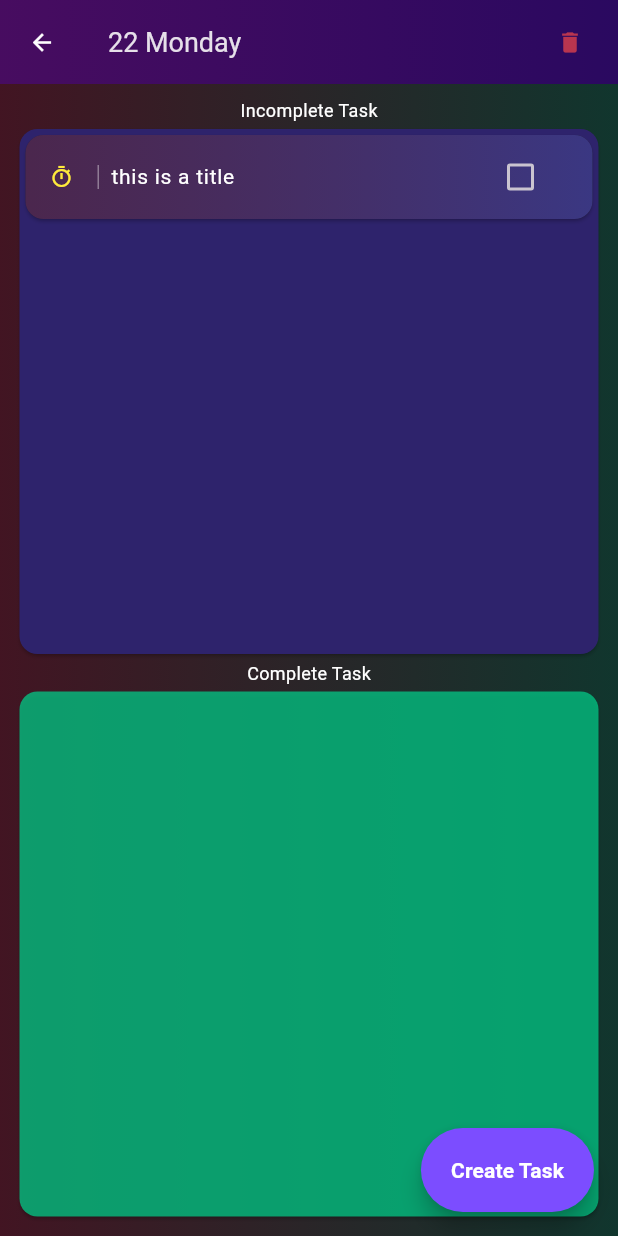
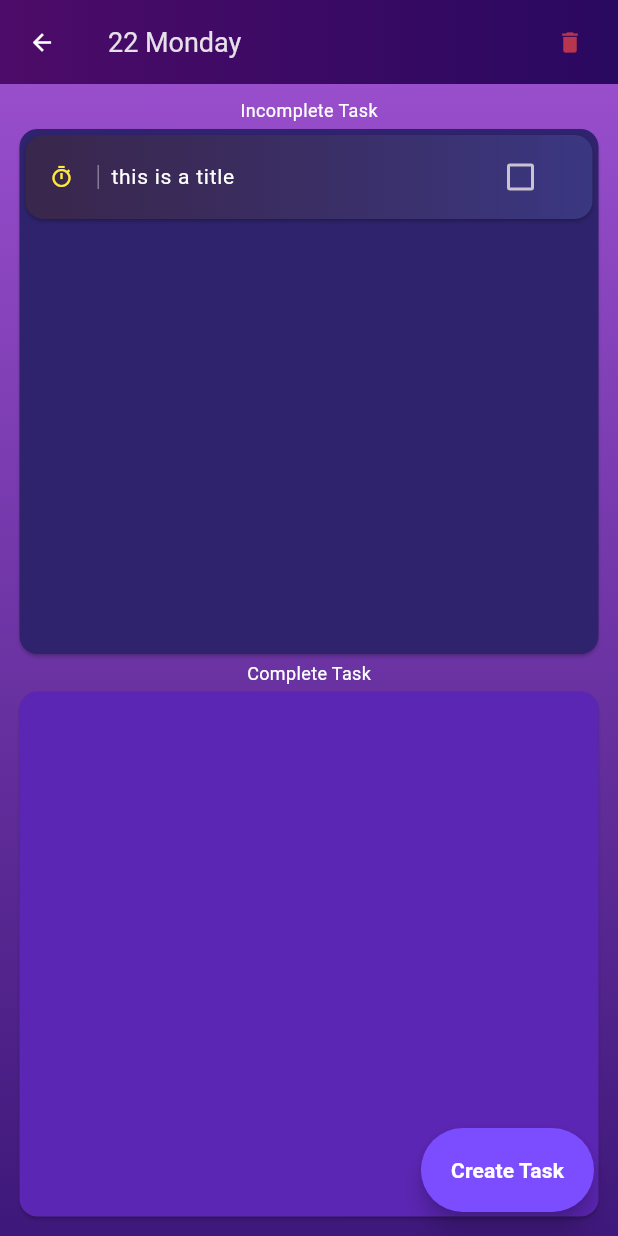
Before and after one commit to AnirudhDas01/todo_list_cal, a Flutter app: the TaskScreen screen opened directly with empty values, on a phone screen of 412 x 824 dp. Run offline on Flutter 3.47's test engine with Material 3 defaults, Android fonts, the phone set to English and light mode, and no system bars; our stand-ins replace animated_splash_screen, google_fonts, table_calendar.

Commit message:
design changes in completed and incomplete task tile and list, and added animation in this task screen

```diff
--- a/lib/screens/calender.dart
+++ b/lib/screens/calender.dart
@@ -36,7 +36,9 @@ class _CalenderScreenState extends State<CalenderScreen> {
       ),
       body: Column(
         children: [
-          const Text('Todo List App'),
+          const SizedBox(
+            height: 10,
+          ),
           TableCalendar(
             firstDay: DateTime.utc(2001, 1, 1),
             lastDay: DateTime.utc(2030, 12, 31),
--- a/lib/screens/task_screen.dart
+++ b/lib/screens/task_screen.dart
@@ -6,10 +6,70 @@ import 'package:todo_list_cal/screens/add_task.sreen.dart';
 import 'package:todo_list_cal/widgets/completeted_task_list.dart';
 import 'package:todo_list_cal/widgets/incomplete_task_list.dart';
 
-class TaskScreen extends StatelessWidget {
+class TaskScreen extends StatefulWidget {
   const TaskScreen({super.key, required this.currentDate});
 
   final DateTime currentDate;
+
+  @override
+  State<TaskScreen> createState() => _TaskScreenState();
+}
+
+class _TaskScreenState extends State<TaskScreen>
+    with SingleTickerProviderStateMixin {
+  late AnimationController _controller;
+  late Animation<Alignment> _topAlignmentAnimation;
+  late Animation<Alignment> _bottomAlignmentAnimation;
+
+  @override
+  void initState() {
+    super.initState();
+    _controller = AnimationController(
+      vsync: this,
+      duration: const Duration(seconds: 15),
+    );
+    _topAlignmentAnimation = TweenSequence<Alignment>(
+      [
+        TweenSequenceItem<Alignment>(
+            tween: Tween<Alignment>(
+                begin: Alignment.topLeft, end: Alignment.topRight),
+            weight: 1),
+        TweenSequenceItem<Alignment>(
+            tween: Tween<Alignment>(
+                begin: Alignment.topRight, end: Alignment.bottomRight),
+            weight: 1),
+        TweenSequenceItem<Alignment>(
+            tween: Tween<Alignment>(
+                begin: Alignment.bottomRight, end: Alignment.bottomLeft),
+            weight: 1),
+        TweenSequenceItem<Alignment>(
+            tween: Tween<Alignment>(
+                begin: Alignment.bottomLeft, end: Alignment.topLeft),
+            weight: 1)
+      ],
+    ).animate(_controller);
+    _bottomAlignmentAnimation = TweenSequence<Alignment>(
+      [
+        TweenSequenceItem<Alignment>(
+            tween: Tween<Alignment>(
+                begin: Alignment.bottomRight, end: Alignment.bottomLeft),
+            weight: 1),
+        TweenSequenceItem<Alignment>(
+            tween: Tween<Alignment>(
+                begin: Alignment.bottomLeft, end: Alignment.topLeft),
+            weight: 1),
+        TweenSequenceItem<Alignment>(
+            tween: Tween<Alignment>(
+                begin: Alignment.topLeft, end: Alignment.topRight),
+            weight: 1),
+        TweenSequenceItem<Alignment>(
+            tween: Tween<Alignment>(
+                begin: Alignment.topRight, end: Alignment.bottomRight),
+            weight: 1)
+      ],
+    ).animate(_controller);
+    _controller.repeat();
+  }
 
   @override
   Widget build(BuildContext context) {
@@ -32,7 +92,7 @@ class TaskScreen extends StatelessWidget {
           decoration: const BoxDecoration(
             gradient: LinearGradient(
               colors: [
-                Color.fromRGBO(118, 7, 162, 0.522),
+                Color.fromRGBO(118, 7, 162, 0.579),
                 Color.fromARGB(134, 62, 0, 161),
               ],
             ),
@@ -50,16 +110,22 @@ class TaskScreen extends StatelessWidget {
           },
         ),
         title: Text(
-          '${currentDate.day} ${DateFormat('EEEE').format(currentDate)}',
+          '${widget.currentDate.day} ${DateFormat('EEEE').format(widget.currentDate)}',
           style: const TextStyle(fontSize: 18),
         ),
       ),
-      body: Container(
-        decoration: const BoxDecoration(
+      body: Center(
+        child: AnimatedBuilder(
+          animation: _controller,
+          builder: (context, _) {
+            return Container(
+              decoration: BoxDecoration(
                 gradient: LinearGradient(
-            colors: [
-              Color.fromARGB(50, 255, 32, 77),
-              Color.fromARGB(50, 3, 201, 135),
+                  begin: _topAlignmentAnimation.value,
+                  end: _bottomAlignmentAnimation.value,
+                  colors: const [
+                    Color(0xFF994ECC),
+                    Color(0xFF3E187A),
                   ],
                 ),
               ),
@@ -73,12 +139,14 @@ class TaskScreen extends StatelessWidget {
                           children: [
                             Text(
                               'Incomplete Task',
-                        style: TextStyle(color: Colors.white, fontSize: 12),
+                              style:
+                                  TextStyle(color: Colors.white, fontSize: 12),
                             ),
                             Expanded(child: IncompleteTaskList()),
                             Text(
                               'Complete Task',
-                        style: TextStyle(color: Colors.white, fontSize: 12),
+                              style:
+                                  TextStyle(color: Colors.white, fontSize: 12),
                             ),
                             Expanded(child: CompletedTaskList())
                           ],
@@ -87,6 +155,9 @@ class TaskScreen extends StatelessWidget {
                     ),
                   ),
                 ],
+              ),
+            );
+          },
         ),
       ),
       floatingActionButton: FloatingActionButton.extended(
--- a/lib/widgets/completed_task_tile.dart
+++ b/lib/widgets/completed_task_tile.dart
@@ -16,7 +16,15 @@ class CompletedTaskTile extends StatelessWidget {
   @override
   Widget build(BuildContext context) {
     return Card(
-      color: Colors.black,
+      child: Container(
+        decoration: BoxDecoration(
+            gradient: const LinearGradient(
+              colors: [
+                Color.fromARGB(128, 120, 78, 204),
+                Color(0xFF3E187A),
+              ],
+            ),
+            borderRadius: BorderRadius.circular(12)),
         child: ListTile(
           title: Text(
             completedTaskTitle,
@@ -34,6 +42,7 @@ class CompletedTaskTile extends StatelessWidget {
             onChanged: onChanged,
           ),
         ),
+      ),
     );
   }
 }
--- a/lib/widgets/completeted_task_list.dart
+++ b/lib/widgets/completeted_task_list.dart
@@ -46,7 +46,7 @@ class CompletedTaskList extends StatelessWidget {
     return Consumer<TaskData>(
       builder: (context, taskData, child) {
         return Card(
-          color: const Color.fromARGB(193, 3, 201, 135),
+          color: const Color.fromARGB(255, 92, 38, 180),
           child: ListView.builder(
             itemBuilder: (context, index) {
               return CompletedTaskTile(
--- a/lib/widgets/incomplete_task_list.dart
+++ b/lib/widgets/incomplete_task_list.dart
@@ -10,7 +10,7 @@ class IncompleteTaskList extends StatelessWidget {
   Widget build(BuildContext context) {
     return Consumer<TaskData>(builder: (context, taskData, child) {
       return Card(
-        color: Color(0xFF2E236C),
+        color: const Color(0xFF2E236C),
         child: ListView.builder(
           itemBuilder: (context, index) {
             return IncompleteTaskTile(
--- a/lib/widgets/incomplete_task_tile.dart
+++ b/lib/widgets/incomplete_task_tile.dart
@@ -22,7 +22,7 @@ class IncompleteTaskTile extends StatelessWidget {
         decoration: BoxDecoration(
           gradient: const LinearGradient(
             colors: [
-              Color.fromARGB(101, 145, 57, 147),
+              Color.fromARGB(97, 102, 57, 147),
               Color.fromARGB(136, 84, 80, 216),
             ],
           ),
```
Lines whose indentation alone changed are shown as unchanged.
